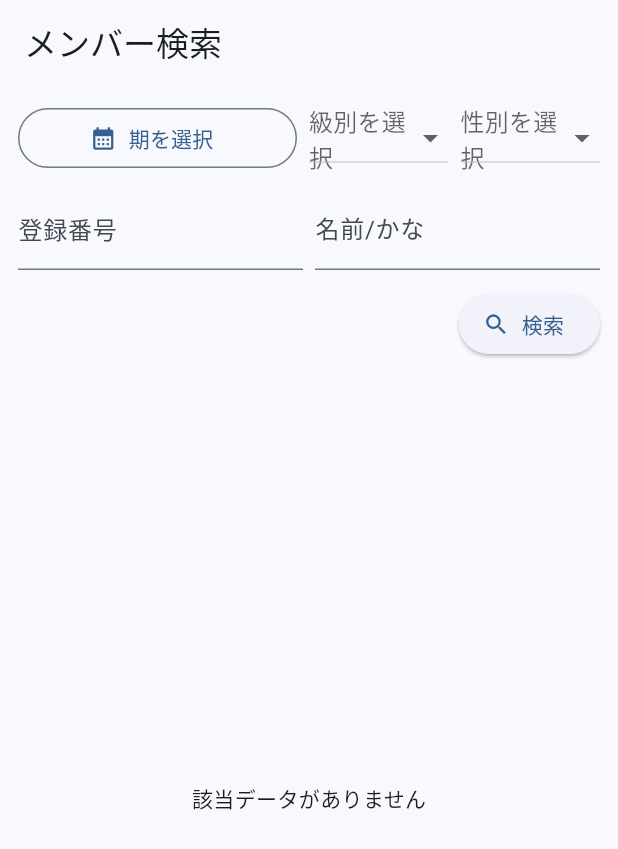
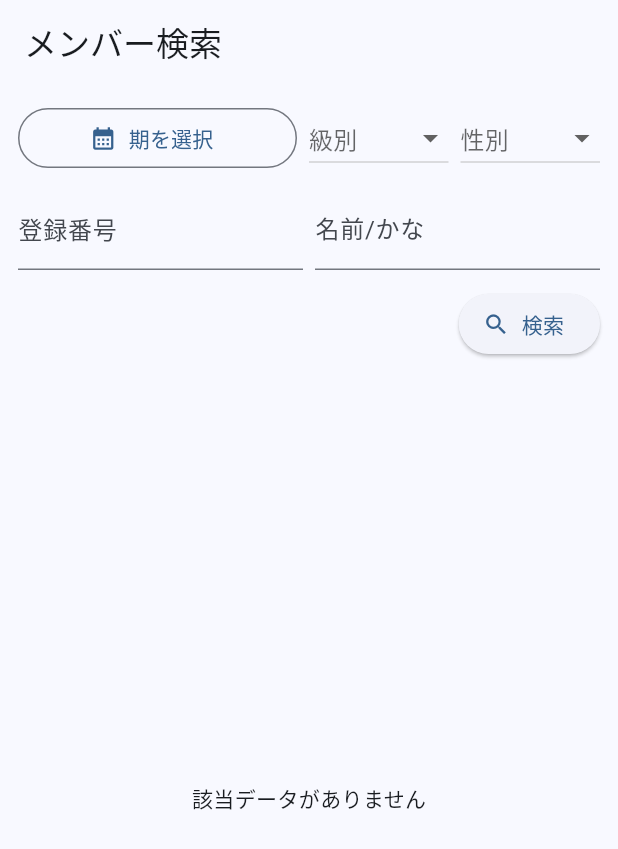
Before and after one commit to teru-kaji/boat_racer_databook, a Flutter app: the screen it shows after launch, on a phone screen of 412 x 824 dp. Shown: the top 849 px of the screen. Run offline on Flutter 3.47's test engine with Material 3 defaults, Android fonts, the phone set to English and light mode, and no system bars; our stand-ins replace fl_chart, objectbox; accounts and stored records are empty; generated files the repository leaves out were written again; statements that could not run were skipped.

Commit message:
・検索ボタンを追加 ・事故数の表の幅を広げる ・コース別事故件数に合計行を追記 ・コース別事故数の表追加 ・member_history_pageの1-4から0-5に変更 　member.dartを全項目対応化 ・選手の詳細情報（血液型、出身地など）追加 ・検索画面の性別、級別に””を追加、CircleAvatarに性別ごとに色分け ・member_history_page追加 ・検索画面修正 ・棒グラフ追加 ・dataTime(期)の最大値をデフォ ・検索フィールド追加 ・エラー復旧 ・エラーあり

```diff
--- a/lib/main.dart
+++ b/lib/main.dart
@@ -155,7 +155,7 @@ class _MemberListPageState extends State<MemberListPage> {
                 Expanded(
                   child: DropdownButton<String>(
                     value: (_selectedRank == '' ? null : _selectedRank),
-                    hint: const Text('級別を選択'),
+                    hint: const Text('級別'),
                     isExpanded: true,
                     items: const [
                       DropdownMenuItem(value: '', child: Text('')),
@@ -173,7 +173,7 @@ class _MemberListPageState extends State<MemberListPage> {
                 Expanded(
                   child: DropdownButton<String>(
                     value: (_selectedSex == '' ? null : _selectedSex),
-                    hint: const Text('性別を選択'),
+                    hint: const Text('性別'),
                     isExpanded: true,
                     items: const [
                       DropdownMenuItem(value: '', child: Text('')),
```
